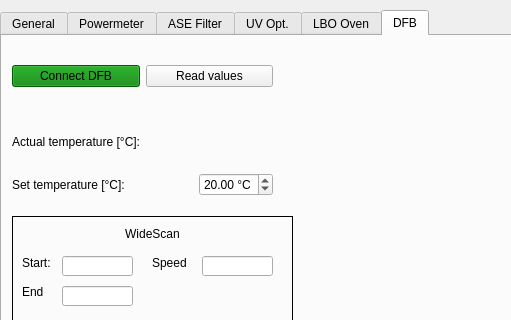
First picture: the form in pulsed_laser_interface.ui, repository XenoBene/PulsedLaserGUI, before the edit; both pictures show x 0 to 511 and y 0 to 320 of the 773 by 647 pixel window.
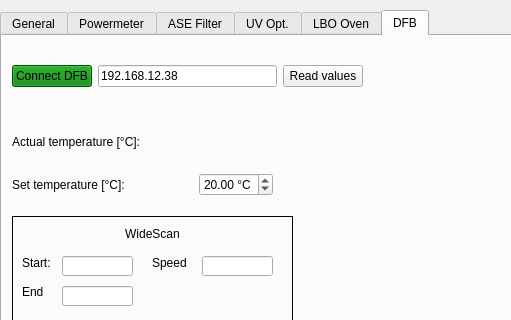
Second picture: the form after the edit. The open tabs and pages were chosen to show the change.

Commit message: Implemented a LineEdit for the DFB ip adress and commented some functions

What changed in the file:
```diff
--- a/pulsed_laser_interface.ui
+++ b/pulsed_laser_interface.ui
@@ -1000,7 +1000,7 @@
        <rect>
         <x>10</x>
         <y>10</y>
-        <width>261</width>
+        <width>351</width>
         <height>61</height>
        </rect>
       </property>
@@ -1030,6 +1030,13 @@
          </property>
         </widget>
        </item>
+       <item>
+        <widget class="QLineEdit" name="dfb_lineEdit_ip">
+         <property name="text">
+          <string>192.168.12.38</string>
+         </property>
+        </widget>
+       </item>
        <item>
         <widget class="QPushButton" name="dfb_button_readValues">
          <property name="text">
```
The commit also changes 3 other files.
